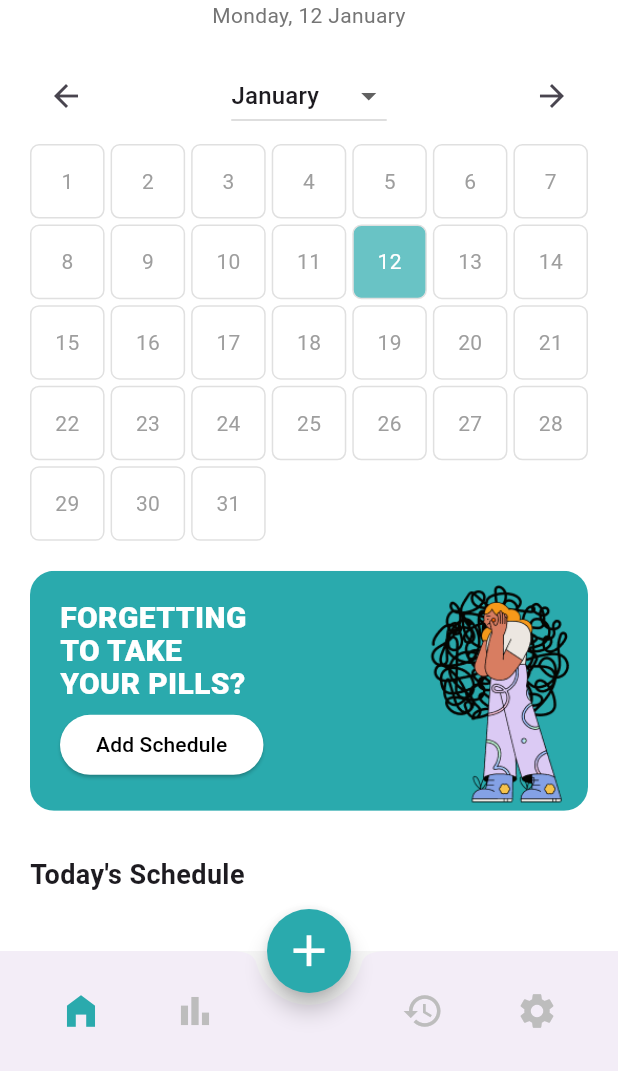
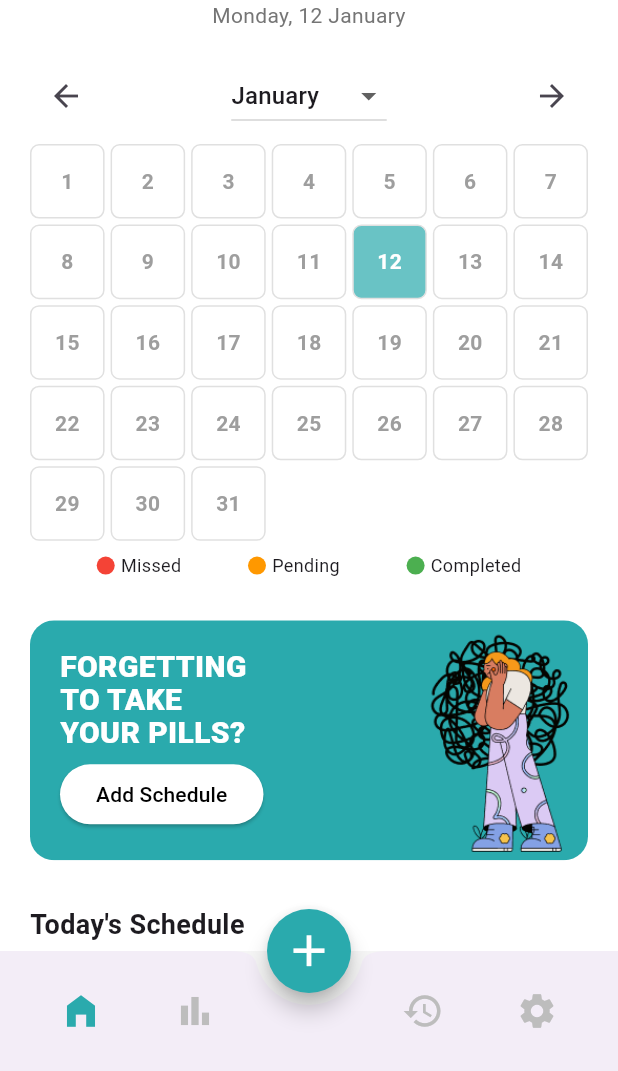
Before and after one commit to obviouslynotdim/MedicTrack, a Flutter app: the screen it shows after launch, after a tap on the "calendar today" icon, on a phone screen of 412 x 824 dp, the part 165-1236 px from its top. Run offline on Flutter 3.47's test engine with Material 3 defaults, Android fonts, the phone set to English and light mode, and no system bars; our stand-ins replace flutter_local_notifications, flutter_slidable, shared_preferences, sqflite, timezone; accounts and stored records are empty.

Commit message:
legend highlighting calender

```diff
--- a/lib/ui/screens/dashboard/home_screen.dart
+++ b/lib/ui/screens/dashboard/home_screen.dart
@@ -151,9 +151,48 @@ class _HomeScreenState extends State<HomeScreen> {
     final year = now.year;
     DateTime displayedMonth = _selectedFullCalendarDate ?? now;
 
+    // Helper to get status color
+    Color getStatusColor(DateTime date) {
+      final medsForDay = widget.medicines
+          .where(
+            (m) =>
+                m.dateTime.year == date.year &&
+                m.dateTime.month == date.month &&
+                m.dateTime.day == date.day,
+          )
+          .toList();
+
+      if (medsForDay.isEmpty) return Colors.transparent;
+
+      if (medsForDay.any((m) => m.status == MedicineStatus.missed)) {
+        return Colors.red.withOpacity(0.5); // Missed
+      } else if (medsForDay.any((m) => m.status == MedicineStatus.pending)) {
+        return Colors.orange.withOpacity(0.5); // Pending
+      } else if (medsForDay.every((m) => m.status == MedicineStatus.taken)) {
+        return Colors.green.withOpacity(0.5); // Completed
+      }
+
+      return Colors.transparent;
+    }
+
+    // Legend widget
+    Widget buildLegendDot(Color color, String label) {
+      return Row(
+        children: [
+          Container(
+            width: 12,
+            height: 12,
+            decoration: BoxDecoration(color: color, shape: BoxShape.circle),
+          ),
+          const SizedBox(width: 4),
+          Text(label, style: const TextStyle(fontSize: 12)),
+        ],
+      );
+    }
+
     return Column(
       children: [
-
+        // Month navigation
         Row(
           mainAxisAlignment: MainAxisAlignment.spaceBetween,
           children: [
@@ -205,6 +244,8 @@ class _HomeScreenState extends State<HomeScreen> {
           ],
         ),
         const SizedBox(height: 8),
+
+        // Days Grid
         GridView.builder(
           shrinkWrap: true,
           physics: const NeverScrollableScrollPhysics(),
@@ -225,11 +266,6 @@ class _HomeScreenState extends State<HomeScreen> {
               day,
             );
 
-            final hasMedicine = widget.medicines.any(
-              (med) =>
-                  med.schedule != null && med.schedule!.isActiveOn(dayDate),
-            );
-
             final isToday =
                 dayDate.day == now.day &&
                 dayDate.month == now.month &&
@@ -240,6 +276,8 @@ class _HomeScreenState extends State<HomeScreen> {
                 dayDate.year == _selectedFullCalendarDate!.year &&
                 dayDate.month == _selectedFullCalendarDate!.month &&
                 dayDate.day == _selectedFullCalendarDate!.day;
+
+            final dayColor = getStatusColor(dayDate);
 
             return GestureDetector(
               onTap: () async {
@@ -253,7 +291,7 @@ class _HomeScreenState extends State<HomeScreen> {
                   builder: (_) => AddScheduleScreen(preselectedDate: dayDate),
                 );
 
-                if (newMedicine != null) {
+                if (newMedicine != null && mounted) {
                   widget.onEdit(newMedicine);
                 }
               },
@@ -264,28 +302,37 @@ class _HomeScreenState extends State<HomeScreen> {
                       ? brandColor
                       : isToday
                       ? brandColor.withOpacity(0.7)
-                      : hasMedicine
-                      ? brandColor.withOpacity(0.3)
-                      : Colors.transparent,
+                      : dayColor, // Status color
                   border: Border.all(color: Colors.grey.shade300),
                   borderRadius: BorderRadius.circular(6),
                 ),
                 child: Text(
                   day.toString(),
                   style: TextStyle(
-                    color: isSelected
+                    color: isSelected || isToday
                         ? Colors.white
-                        : isToday
-                        ? Colors.white
-                        : hasMedicine
+                        : dayColor != Colors.transparent
                         ? Colors.black
                         : Colors.grey,
+                    fontWeight: FontWeight.bold,
                   ),
                 ),
               ),
             );
           },
         ),
+
+        const SizedBox(height: 8),
+        // Legend
+        Row(
+          mainAxisAlignment: MainAxisAlignment.spaceEvenly,
+          children: [
+            buildLegendDot(Colors.red, "Missed"),
+            buildLegendDot(Colors.orange, "Pending"),
+            buildLegendDot(Colors.green, "Completed"),
+          ],
+        ),
+        const SizedBox(height: 8),
       ],
     );
   }
```
